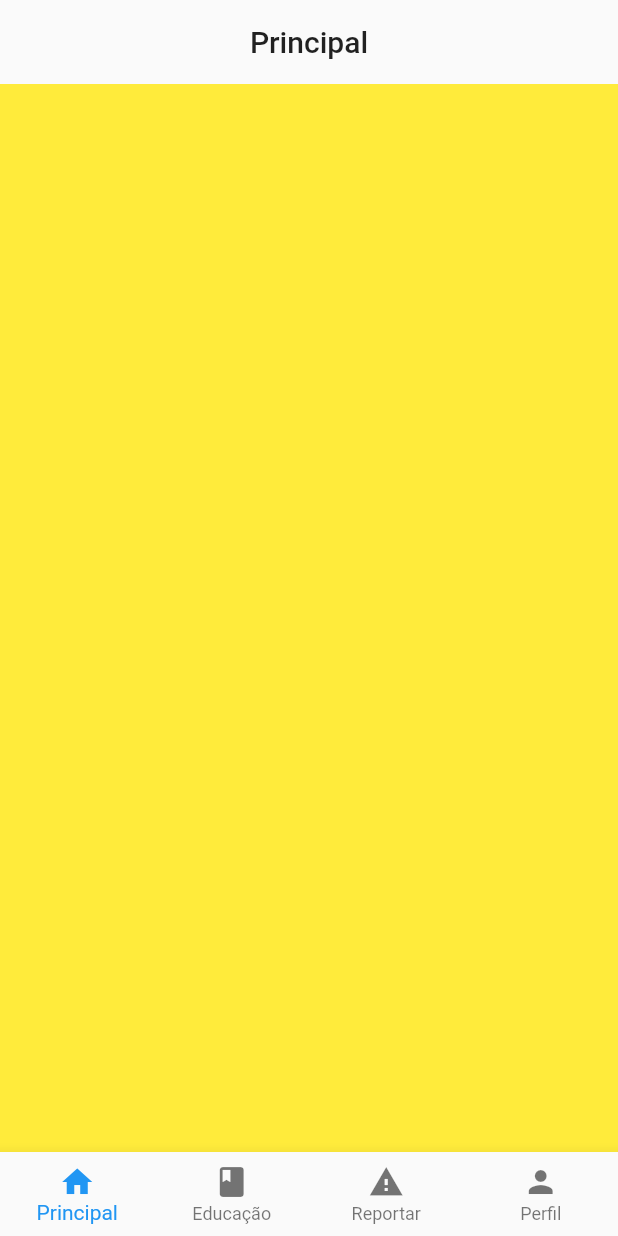
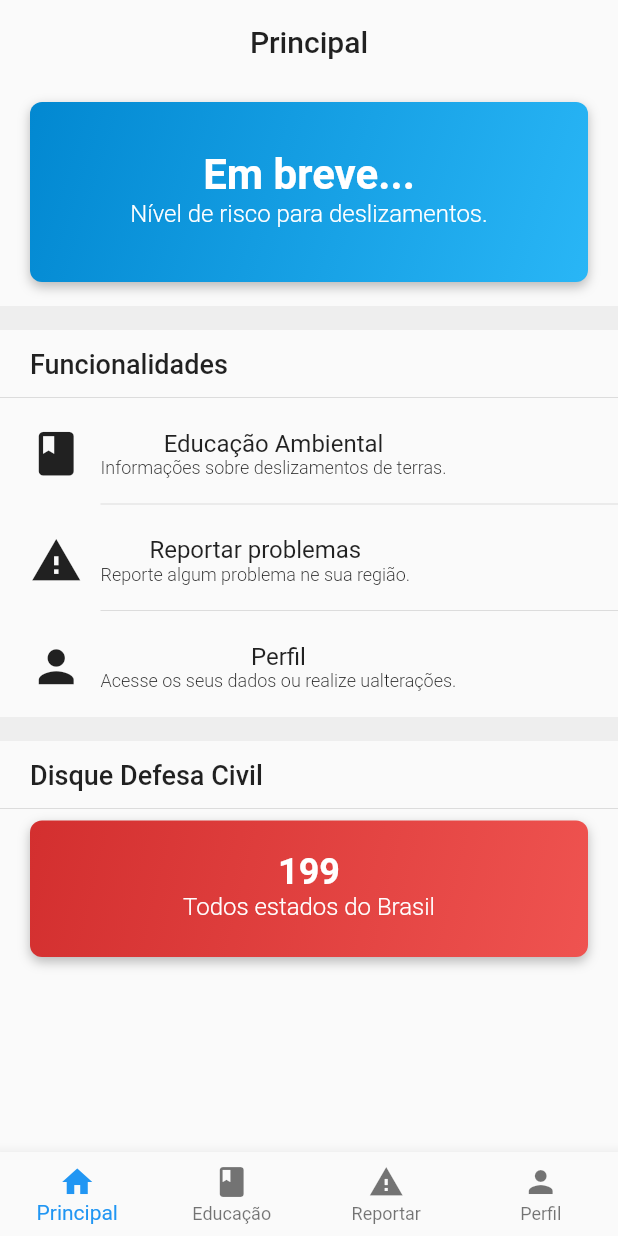
Before and after one commit to LuizHFJesus/sos_deslizamentos, a Flutter app: the screen it shows after launch, on a phone screen of 412 x 824 dp. Run offline on Flutter 3.47's test engine with Material 2 defaults, Android fonts, the light colour scheme and no system bars; our stand-ins replace brasil_fields, cloud_firestore, firebase_auth, form_field_validator, google_sign_in; accounts and stored records are empty.

Commit message:
Implementação tela principal

```diff
--- a/lib/main.dart
+++ b/lib/main.dart
@@ -3,6 +3,7 @@ import 'package:scoped_model/scoped_model.dart';
 import 'package:sos_deslizamentos_app/models/user_model.dart';
 import 'package:sos_deslizamentos_app/screens/formaddress_screen.dart';
 import 'package:sos_deslizamentos_app/screens/homeLogin_screen.dart';
+import 'package:sos_deslizamentos_app/screens/home_screen.dart';
 import 'package:sos_deslizamentos_app/screens/navigation_screen.dart';
 
 void main() => runApp(MyApp());
--- /dev/null
+++ b/lib/screens/home_screen.dart
@@ -0,0 +1,216 @@
+import 'package:flutter/cupertino.dart';
+import 'package:flutter/material.dart';
+import 'package:sos_deslizamentos_app/widgets/functionality-card.dart';
+
+class HomeScreen extends StatefulWidget {
+  @override
+  _HomeScreenState createState() => _HomeScreenState();
+}
+
+class _HomeScreenState extends State<HomeScreen> {
+  @override
+  Widget build(BuildContext context) {
+    return SingleChildScrollView(
+      child: Container(
+        padding: EdgeInsets.symmetric(vertical: 12.0),
+        width: MediaQuery.of(context).size.width,
+        child: Column(
+          children: <Widget>[
+
+            Container(
+              margin: EdgeInsets.fromLTRB(20.0, 0.0, 20.0, 16.0),
+              width: MediaQuery.of(context).size.width,
+              decoration: BoxDecoration(
+                borderRadius: BorderRadius.circular(8.0),
+                gradient: LinearGradient(
+                  colors: [
+                    Colors.lightBlue[700],
+                    Colors.lightBlue[400],
+                  ],
+                  begin: Alignment.topLeft,
+                  end: Alignment.bottomRight,
+                ),
+                boxShadow: [
+                  BoxShadow(
+                    color: Colors.grey.withOpacity(0.7),
+                    blurRadius: 6,
+                    offset: Offset(0, 3), // changes position of shadow
+                  ),
+                ],
+              ),
+              child: Padding(
+                padding: EdgeInsets.symmetric(horizontal: 20.0),
+                child: Column(
+                  crossAxisAlignment: CrossAxisAlignment.center,
+                  children: <Widget>[
+                    // Row(
+                    //   mainAxisAlignment: MainAxisAlignment.spaceBetween,
+                    //   children: <Widget>[
+                    //     Text(
+                    //       "Risco de deslizamentos:",
+                    //       style: TextStyle(
+                    //         fontSize: 16.0,
+                    //         color: Colors.white,
+                    //         fontWeight: FontWeight.w300
+                    //       ),
+                    //     ),
+                    //     FlatButton(
+                    //       padding: EdgeInsets.zero,
+                    //       child: Text(
+                    //         "Ver detalhes >",
+                    //         style: TextStyle(
+                    //           fontSize: 12.0,
+                    //           color: Colors.white,
+                    //           fontWeight: FontWeight.w300
+                    //         ),
+                    //       ),
+                    //       onPressed: (){},
+                    //     ),
+                    //   ],
+                    // ),
+                    SizedBox(height: 32.0,),
+                    Text(
+                      "Em breve...",
+                      style: TextStyle(
+                        fontSize: 28.0,
+                        fontWeight: FontWeight.bold,
+                        color: Colors.white
+                      ),
+                    ),
+                    Text(
+                      "Nível de risco para deslizamentos.",
+                      style: TextStyle(
+                          fontSize: 16.0,
+                          color: Colors.white,
+                          fontWeight: FontWeight.w300
+                      ),
+                    ),
+                    SizedBox(height: 36.0,),
+                    // SizedBox(height: 16.0),
+                    // Text(
+                    //   "9.6/10",
+                    //   style: TextStyle(
+                    //     fontSize: 16.0,
+                    //     color: Colors.white,
+                    //     fontWeight: FontWeight.w300
+                    //   ),
+                    // ),
+                    // SizedBox(height: 16.0)
+                  ],
+                ),
+              )
+            ),
+            Container(decoration: BoxDecoration(color: Colors.grey[200],),height: 16.0,),
+
+            Container(
+              margin: EdgeInsets.fromLTRB(20.0, 12.0, 20.0, 4.0),
+              child: Column(
+                crossAxisAlignment: CrossAxisAlignment.stretch,
+                children: <Widget>[
+                  Text(
+                    "Funcionalidades",
+                    style: TextStyle(
+                      fontSize: 18.0,
+                      fontWeight: FontWeight.w500
+                    ),
+                  ),
+                ],
+              ),
+            ),
+            Divider(),
+            FunctionalityCard(
+              icon: Icon(Icons.book, size: 35.0,),
+              title: "Educação Ambiental",
+              description: "Informações sobre deslizamentos de terras.",
+            ),
+            Padding(padding: EdgeInsets.only(left: 67.0), child: Divider(),),
+            FunctionalityCard(
+              icon: Icon(Icons.report_problem, size: 35.0,),
+              title: "Reportar problemas",
+              description: "Reporte algum problema ne sua região.",
+            ),
+            Padding(padding: EdgeInsets.only(left: 67.0), child: Divider(),),
+            FunctionalityCard(
+              icon: Icon(Icons.person, size: 35.0,),
+              title: "Perfil",
+              description: "Acesse os seus dados ou realize ualterações.",
+            ),
+            SizedBox(height: 8.0,),
+
+            Container(decoration: BoxDecoration(color: Colors.grey[200],),height: 16.0,),
+
+
+            Container(
+              margin: EdgeInsets.fromLTRB(20.0, 12.0, 20.0, 4.0),
+              child: Column(
+                crossAxisAlignment: CrossAxisAlignment.stretch,
+                children: <Widget>[
+                  Text(
+                    "Disque Defesa Civil",
+                    style: TextStyle(
+                        fontSize: 18.0,
+                        fontWeight: FontWeight.w500
+                    ),
+                  ),
+                ],
+              ),
+            ),
+            Divider(),
+            Container(
+              margin: EdgeInsets.fromLTRB(20.0, 0.0, 20.0, 12.0),
+              width: MediaQuery.of(context).size.width,
+              decoration: BoxDecoration(
+                borderRadius: BorderRadius.circular(8.0),
+                gradient: LinearGradient(
+                  colors: [
+                    Colors.red[700],
+                    Colors.red[400],
+                  ],
+                  begin: Alignment.topLeft,
+                  end: Alignment.bottomRight,
+                ),
+                boxShadow: [
+                  BoxShadow(
+                    color: Colors.grey.withOpacity(0.7),
+                    blurRadius: 6,
+                    offset: Offset(0, 3), // changes position of shadow
+                  ),
+                ],
+              ),
+              child: FlatButton(
+                onPressed: (){},
+                child: Padding(
+                  padding: EdgeInsets.symmetric(horizontal: 20.0),
+                  child: Column(
+                    crossAxisAlignment: CrossAxisAlignment.center,
+                    children: <Widget>[
+                      SizedBox(height: 20.0,),
+                      Text(
+                        "199",
+                        style: TextStyle(
+                            fontSize: 24.0,
+                            fontWeight: FontWeight.bold,
+                            color: Colors.white
+                        ),
+                      ),
+                      Text(
+                        "Todos estados do Brasil",
+                        style: TextStyle(
+                            fontSize: 16.0,
+                            color: Colors.white,
+                            fontWeight: FontWeight.w300
+                        ),
+                      ),
+                      SizedBox(height: 24.0,),
+                    ],
+                  ),
+                )
+              )
+            ),
+
+          ],
+        ),
+      ),
+    );
+  }
+}
--- a/lib/screens/navigation_screen.dart
+++ b/lib/screens/navigation_screen.dart
@@ -1,4 +1,5 @@
 import "package:flutter/material.dart";
+import 'package:sos_deslizamentos_app/screens/home_screen.dart';
 
 class NavigationScreen extends StatefulWidget {
   @override
@@ -40,7 +41,7 @@ class _NavigationScreenState extends State<NavigationScreen> {
   }
 
   List<Widget> _screens = [
-    Container(decoration: BoxDecoration(color: Colors.yellow),),
+    HomeScreen(),
     Container(decoration: BoxDecoration(color: Colors.greenAccent),),
     Container(decoration: BoxDecoration(color: Colors.blue),),
     Container(decoration: BoxDecoration(color: Colors.redAccent),),
--- /dev/null
+++ b/lib/widgets/functionality-card.dart
@@ -0,0 +1,47 @@
+import 'package:flutter/material.dart';
+
+class FunctionalityCard extends StatelessWidget {
+
+  final Icon icon;
+  final String title;
+  final String description;
+
+  FunctionalityCard({
+    @required this.icon,
+    @required this.title,
+    @required this.description,
+  });
+
+  @override
+  Widget build(BuildContext context) {
+    return Container(
+        margin: EdgeInsets.fromLTRB(20.0, 12.0, 20.0, 8.0),
+        child: Row(
+          //mainAxisAlignment: MainAxisAlignment.spaceBetween,
+          children: <Widget>[
+            icon,
+            SizedBox(width: 12.0,),
+            Column(
+              children: <Widget>[
+                Text(
+                  title,
+                  textAlign: TextAlign.start,
+                  style: TextStyle(
+                    fontSize: 16.0,
+                    fontWeight: FontWeight.w400
+                  ),
+                ),
+                Text(
+                  description,
+                  style: TextStyle(
+                    fontSize: 12.0,
+                    fontWeight: FontWeight.w300
+                  ),
+                ),
+              ],
+            )
+          ],
+        )
+    );
+  }
+}
```
